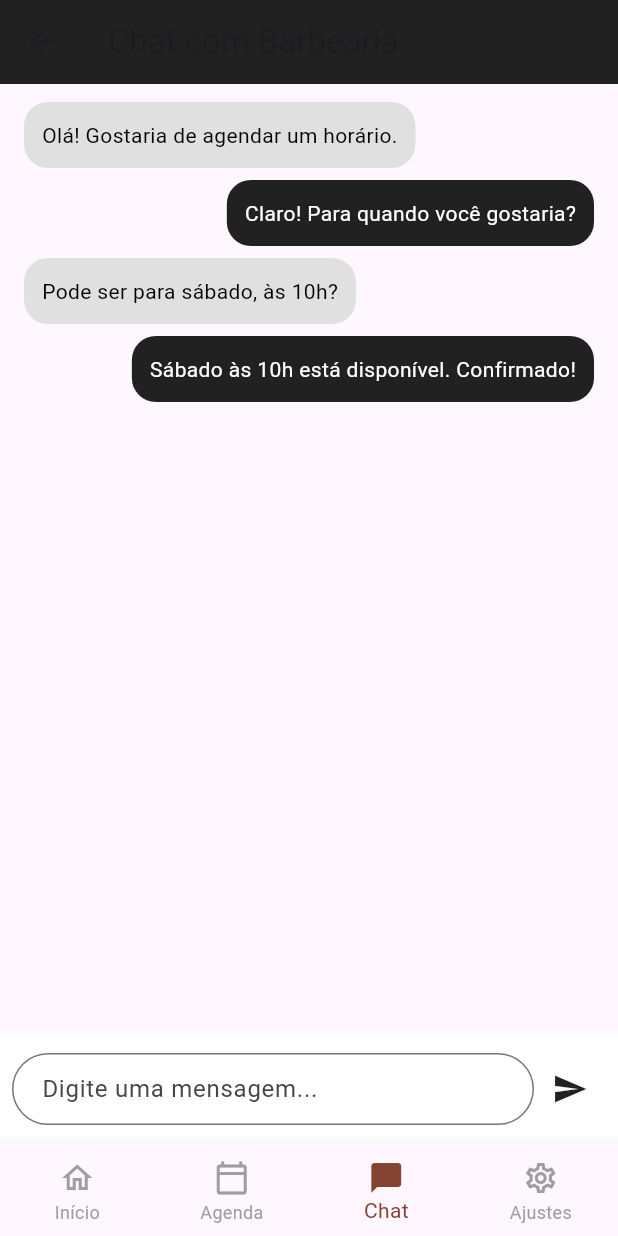
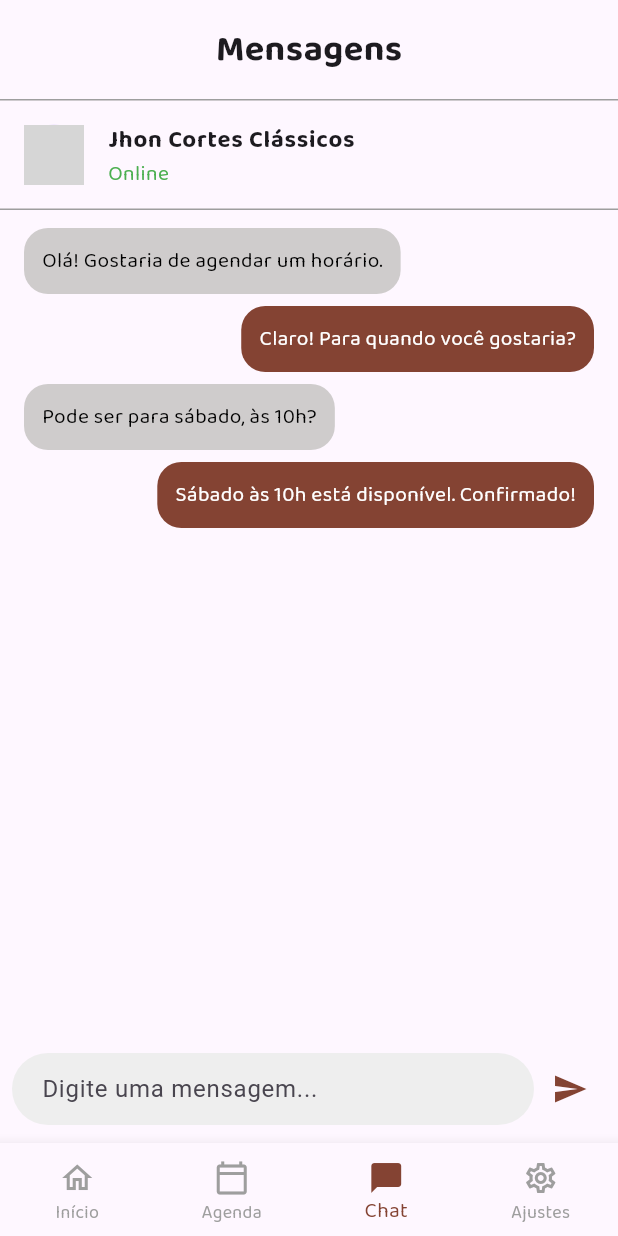
Before and after one commit to renatomalaco/App-Barbearia_Flutter, a Flutter app: the ListsView screen opened by its route, item 3 of the bottom bar chosen, on a phone screen of 412 x 824 dp. Run offline on Flutter 3.47's test engine with Material 3 defaults, Android fonts, the phone set to English and light mode, and no system bars; our stand-ins replace device_preview, get_it, google_fonts, table_calendar; network calls fail; grey boxes are pictures that could not be loaded.

Commit message:
chat alterado

```diff
--- a/lib/view/chat_view.dart
+++ b/lib/view/chat_view.dart
@@ -1,6 +1,7 @@
 import 'package:flutter/material.dart';
 import '../controller/chat_controller.dart';
 import '../model/chat_model.dart';
+import 'package:google_fonts/google_fonts.dart';
 
 class ChatView extends StatelessWidget {
   ChatView({super.key});
@@ -11,12 +12,39 @@ class ChatView extends StatelessWidget {
   @override
   Widget build(BuildContext context) {
     return Scaffold(
-      appBar: AppBar(
-        title: const Text('Chat com Barbearia'),
-        backgroundColor: Colors.black87,
-      ),
       body: Column(
         children: [
+          SafeArea(
+            child: Column(
+              children: [
+                Padding(
+                  padding: const EdgeInsets.symmetric(vertical: 16.0),
+                  child: Text(
+                    'Mensagens',
+                    style: GoogleFonts.baloo2(
+                      fontSize: 24,
+                      fontWeight: FontWeight.bold,
+                    ),
+                  ),
+                ),
+                const Divider(color: Colors.grey, height: 1),
+                ListTile(
+                  leading: const CircleAvatar(
+                    backgroundImage: NetworkImage('https://images.unsplash.com/photo-1506794778202-cad84cf45f1d?q=80&w=1000&auto=format&fit=crop'),
+                  ),
+                  title: Text(
+                    'Jhon Cortes Clássicos',
+                    style: GoogleFonts.baloo2(fontWeight: FontWeight.bold),
+                  ),
+                  subtitle: Text(
+                    'Online',
+                    style: GoogleFonts.baloo2(color: Colors.green),
+                  ),
+                ),
+                const Divider(color: Colors.grey, height: 1),
+              ],
+            ),
+          ),
           Expanded(
             child: ListView.builder(
               padding: const EdgeInsets.all(8.0),
@@ -40,12 +68,12 @@ class ChatView extends StatelessWidget {
         margin: const EdgeInsets.symmetric(vertical: 4.0, horizontal: 8.0),
         padding: const EdgeInsets.all(12.0),
         decoration: BoxDecoration(
-          color: message.isSentByMe ? Colors.black87 : Colors.grey[300],
+          color: message.isSentByMe ? const Color(0xFF844333) : const Color.fromARGB(255, 207, 204, 204),
           borderRadius: BorderRadius.circular(16.0),
         ),
         child: Text(
           message.text,
-          style: TextStyle(
+          style: GoogleFonts.baloo2(
             color: message.isSentByMe ? Colors.white : Colors.black,
           ),
         ),
@@ -56,7 +84,6 @@ class ChatView extends StatelessWidget {
   Widget _buildMessageComposer() {
     return Container(
       padding: const EdgeInsets.symmetric(horizontal: 8.0, vertical: 12.0),
-      color: Colors.white,
       child: SafeArea(
         child: Row(
           children: [
@@ -65,15 +92,15 @@ class ChatView extends StatelessWidget {
                 controller: _textController,
                 decoration: InputDecoration(
                   hintText: 'Digite uma mensagem...',
-                  border: OutlineInputBorder(
-                    borderRadius: BorderRadius.circular(24.0),
-                  ),
+                  filled: true,
+                  fillColor: Colors.grey[200],
+                  border: OutlineInputBorder(borderRadius: BorderRadius.circular(24.0), borderSide: BorderSide.none),
                   contentPadding: const EdgeInsets.symmetric(horizontal: 16.0),
                 ),
               ),
             ),
             IconButton(
-              icon: const Icon(Icons.send, color: Colors.black87),
+              icon: const Icon(Icons.send, color: Color(0xFF844333)),
               onPressed: () {
                 // Funcionalidade de envio a ser implementada
               },
--- a/lib/view/list_view.dart
+++ b/lib/view/list_view.dart
@@ -1,4 +1,5 @@
 import 'package:flutter/material.dart';
+import 'package:google_fonts/google_fonts.dart';
 import '../controller/list_controller.dart';
 import '../model/list_model.dart';
 import '../client_flow/view/schedule_view.dart';
@@ -107,6 +108,8 @@ class _ListsViewState extends State<ListsView> {
         onTap: _onItemTapped,
         selectedItemColor: const Color(0xFF844333), // Cor do item ativo
         unselectedItemColor: Colors.grey,   // Cor dos itens inativos
+        selectedLabelStyle: GoogleFonts.baloo2(),
+        unselectedLabelStyle: GoogleFonts.baloo2(),
         showUnselectedLabels: true,        // Garante que todos os labels apareçam
         type: BottomNavigationBarType.fixed, // Layout fixo para os itens
       ),
```
